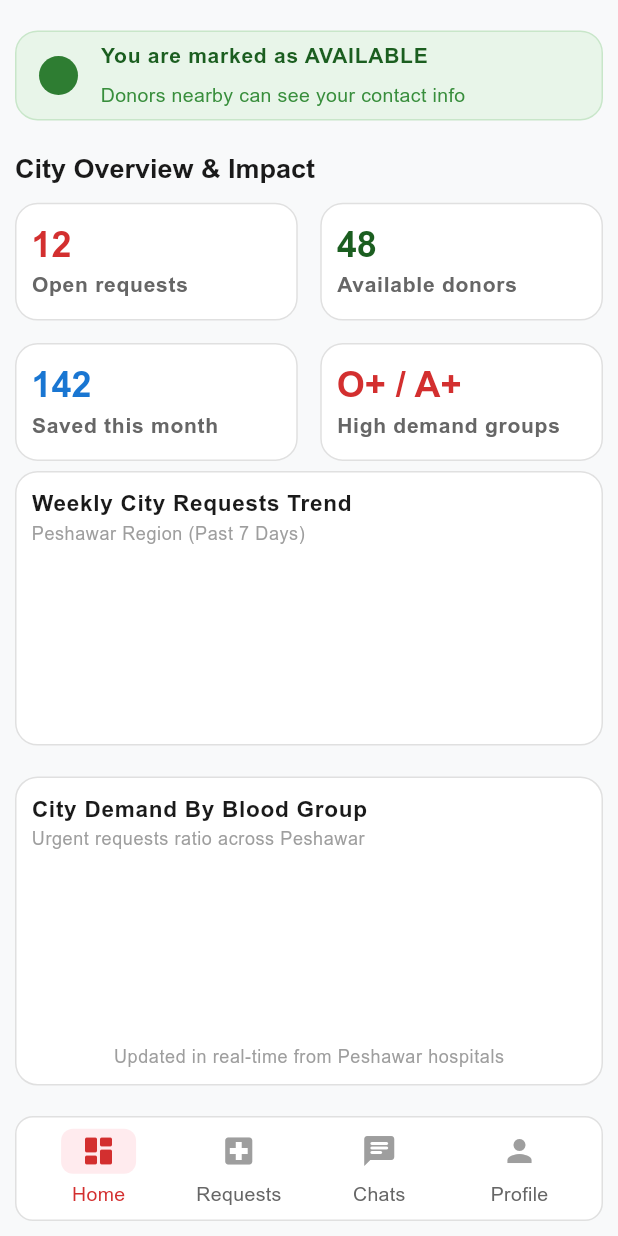
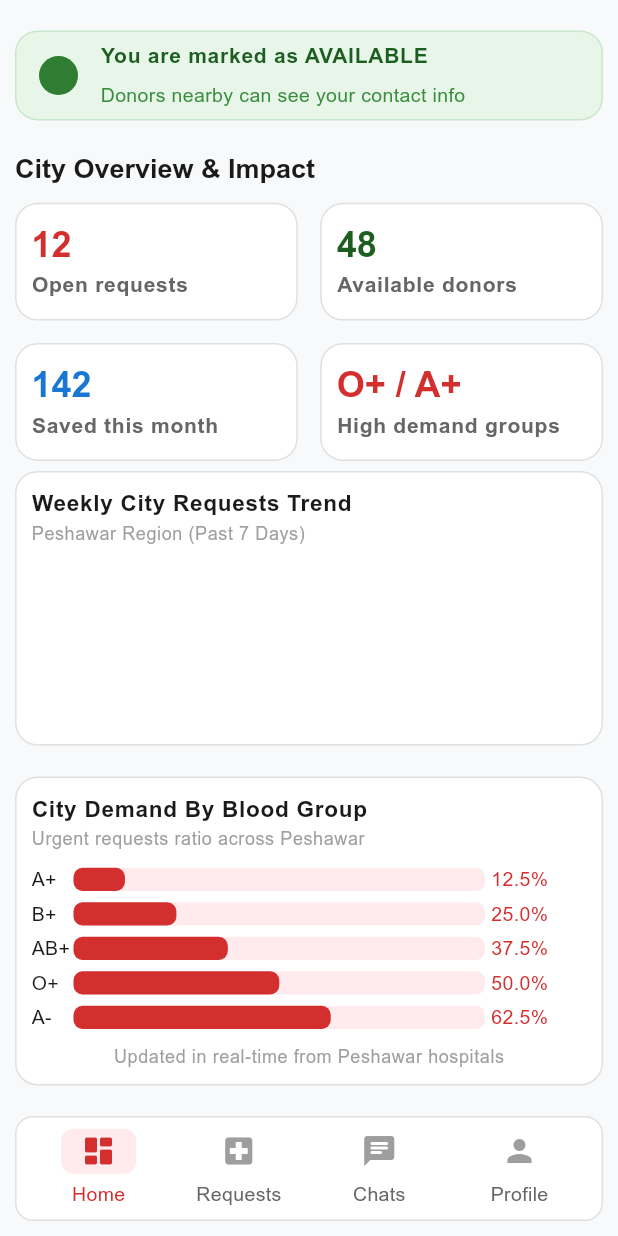
Before and after one commit to rayansattarkhan/khoon_app, a Flutter app: the HomeNavigationBar screen opened directly, on a phone screen of 412 x 824 dp. Run offline on Flutter 3.47's test engine with Material 3 defaults, Android fonts, the light colour scheme and no system bars; statements that could not run were skipped.

Commit message:
MySingleHorizontalBarChart Widget created and implemented in DashboardScreen

```diff
--- /dev/null
+++ b/lib/core/ui_components/single_bar_chart/single_bar_chart.dart
@@ -0,0 +1,94 @@
+import 'package:flutter/material.dart';
+import 'package:khoon_app/core/theme/theme_constants/my_colors.dart';
+import 'package:khoon_app/core/theme/theme_constants/my_text_colors.dart';
+
+class MySingleHorizontalBarChart extends StatefulWidget {
+  final double width;
+  final double height;
+  final int totalValues;
+  final int displayValue;
+  final Color barBackground;
+  final Color barForeground;
+  final String barPrefixText;
+  final bool showPercent;
+  final Color percentColor;
+
+  const MySingleHorizontalBarChart({
+    super.key,
+    this.width = 300,
+    this.height = 10,
+    this.totalValues = 100,
+    this.displayValue = 100,
+    this.barPrefixText = "",
+    this.showPercent = false,
+    this.barBackground = MyColors.lightPink,
+    this.barForeground = MyColors.brightRed,
+    this.percentColor = MyTextColors.redAccent,
+  });
+
+  @override
+  State<MySingleHorizontalBarChart> createState() =>
+      _MySingleHorizontalBarChartState();
+}
+
+class _MySingleHorizontalBarChartState
+    extends State<MySingleHorizontalBarChart> {
+  late double percent = (widget.displayValue / widget.totalValues) * 100;
+
+  @override
+  Widget build(BuildContext context) {
+    return Padding(
+      padding: .only(bottom: 4),
+      child: Row(
+        children: [
+          SizedBox(
+            width: widget.width / 14,
+            child: Text(
+              widget.barPrefixText,
+              style: Theme.of(context).textTheme.bodyMedium!
+                  .copyWith(color: MyTextColors.darkGrey),
+            ),
+          ),
+          Stack(
+            children: [
+              Positioned(
+                child: Container(
+                  width: widget.width * 0.70,
+                  height: widget.height * 0.75,
+                  decoration: BoxDecoration(
+                    color: MyColors.lightPink,
+                    borderRadius: .circular(6),
+                  ),
+                ),
+              ),
+              Positioned(
+                child: Container(
+                  width: ((widget.width * 0.70) * percent) / 100,
+                  height: widget.height * 0.75,
+                  decoration: BoxDecoration(
+                    color: MyColors.brightRed,
+                    borderRadius: .circular(6),
+                  ),
+                ),
+              ),
+            ],
+          ),
+          SizedBox(
+            width: widget.showPercent ? widget.width / 8 : 0,
+            child: Padding(
+              padding: .only(left: 4),
+              child: Align(
+                alignment: .centerStart,
+                child: Text(
+                  widget.showPercent ? "$percent%" : "",
+                  style: Theme.of(context).textTheme.bodyMedium!
+                      .copyWith(color: MyTextColors.redAccent),
+                ),
+              ),
+            ),
+          ),
+        ],
+      ),
+    );
+  }
+}
--- a/lib/views/home_navigation_bar/screens/dashboard_screen.dart
+++ b/lib/views/home_navigation_bar/screens/dashboard_screen.dart
@@ -2,6 +2,7 @@ import 'package:flutter/material.dart';
 import 'package:khoon_app/core/theme/theme_constants/my_colors.dart';
 import 'package:khoon_app/core/theme/theme_constants/my_text_colors.dart';
 import 'package:khoon_app/core/ui_components/cards/blood_availability_card.dart';
+import 'package:khoon_app/core/ui_components/single_bar_chart/single_bar_chart.dart';
 import 'package:khoon_app/view_models/donor_availability/donor_availability.dart';
 
 class DashboardScreen extends StatefulWidget {
@@ -35,6 +36,16 @@ class _DashboardScreenState extends State<DashboardScreen> {
     },
   ];
 
+  var barChartItems = [
+    {"title": "A+", "toDisplayValues": 1, "totalValues": 8},
+    {"title": "B+", "toDisplayValues": 2, "totalValues": 8},
+    {"title": "AB+", "toDisplayValues": 3, "totalValues": 8},
+    {"title": "O+", "toDisplayValues": 4, "totalValues": 8},
+    {"title": "A-", "toDisplayValues": 5, "totalValues": 8},
+    {"title": "B-", "toDisplayValues": 6, "totalValues": 8},
+    {"title": "AB-", "toDisplayValues": 7, "totalValues": 8},
+    {"title": "O-", "toDisplayValues": 8, "totalValues": 8},
+  ];
   @override
   Widget build(BuildContext context) {
     double screenWidth = MediaQuery.of(context).size.width;
@@ -155,12 +166,24 @@ class _DashboardScreenState extends State<DashboardScreen> {
                     style: Theme.of(context).textTheme.bodySmall!
                         .copyWith(color: MyTextColors.lightGrey),
                   ),
-                  SingleChildScrollView(
-                    child: Container(
-                      // TODO: Horizontal box charts
+                  SizedBox(height: screenHeight / 200,),
+                  Expanded(
+                    child: ListView.builder(
+                      itemCount: barChartItems.length,
+                      padding: .only(top: 5, bottom: 5),
+                      itemBuilder: (context, int index) {
+                        return MySingleHorizontalBarChart(
+                          width: screenWidth - 20,
+                          height: screenHeight / 40,
+                          showPercent: true,
+                          barPrefixText: barChartItems[index]["title"].toString(),
+                          displayValue: barChartItems[index]["toDisplayValues"] as int,
+                          totalValues: barChartItems[index]["totalValues"] as int,
+                        );
+                      },
                     ),
                   ),
-                  Spacer(),
+                  SizedBox(height: screenHeight < 1600 ? screenHeight / 200 : screenHeight / 400,),
                   Center(
                     child: Text(
                       "Updated in real-time from Peshawar hospitals",
```
